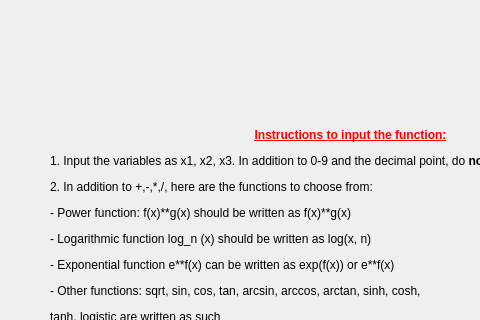
Qt form SmartDiff/GUI/step1.ui (SmartDiff/cs107-FinalProject) before a commit; both pictures show x 0 to 480 and y 356 to 676 of the 697 by 815 pixel window.
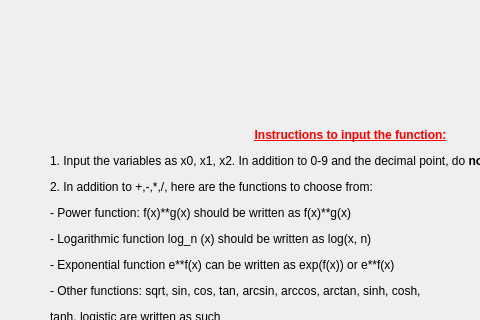
The same form after that commit.

The edit to the form file:
```diff
--- a/SmartDiff/GUI/step1.ui
+++ b/SmartDiff/GUI/step1.ui
@@ -147,7 +147,7 @@
      </rect>
     </property>
     <property name="text">
-     <string>&lt;html&gt;&lt;head/&gt;&lt;body&gt;&lt;p align=&quot;center&quot;&gt;&lt;span style=&quot; font-weight:600; text-decoration: underline; color:#ff0000;&quot;&gt;Instructions to input the function:&lt;/span&gt;&lt;/p&gt;&lt;p&gt;1. Input the variables as x1, x2, x3. In addition to 0-9 and the decimal point, do &lt;span style=&quot; font-weight:600;&quot;&gt;not&lt;/span&gt; put in numerical values pi and e. &lt;/p&gt;&lt;p&gt;2. In addition to +,-,*,/, here are the functions to choose from: &lt;/p&gt;&lt;p&gt;- Power function: f(x)**g(x) should be written as f(x)**g(x)&lt;/p&gt;&lt;p&gt;- Logarithmic function log_n (x) should be written as log(x, n)&lt;/p&gt;&lt;p&gt;- Exponential function e**f(x) can be written as exp(f(x)) or e**f(x)&lt;/p&gt;&lt;p&gt;- Other functions: sqrt, sin, cos, tan, arcsin, arccos, arctan, sinh, cosh, &lt;/p&gt;&lt;p&gt;tanh, logistic are written as such&lt;/p&gt;&lt;p&gt;- You may put in numerical values pi and e&lt;/p&gt;&lt;/body&gt;&lt;/html&gt;</string>
+     <string>&lt;html&gt;&lt;head/&gt;&lt;body&gt;&lt;p align=&quot;center&quot;&gt;&lt;span style=&quot; font-weight:600; text-decoration: underline; color:#ff0000;&quot;&gt;Instructions to input the function:&lt;/span&gt;&lt;/p&gt;&lt;p&gt;1. Input the variables as x0, x1, x2. In addition to 0-9 and the decimal point, do &lt;span style=&quot; font-weight:600;&quot;&gt;not&lt;/span&gt; put in numerical values pi and e. &lt;/p&gt;&lt;p&gt;2. In addition to +,-,*,/, here are the functions to choose from: &lt;/p&gt;&lt;p&gt;- Power function: f(x)**g(x) should be written as f(x)**g(x)&lt;/p&gt;&lt;p&gt;- Logarithmic function log_n (x) should be written as log(x, n)&lt;/p&gt;&lt;p&gt;- Exponential function e**f(x) can be written as exp(f(x)) or e**f(x)&lt;/p&gt;&lt;p&gt;- Other functions: sqrt, sin, cos, tan, arcsin, arccos, arctan, sinh, cosh, &lt;/p&gt;&lt;p&gt;tanh, logistic are written as such&lt;/p&gt;&lt;p&gt;- You may put in numerical values pi and e&lt;/p&gt;&lt;/body&gt;&lt;/html&gt;</string>
     </property>
    </widget>
    <widget class="QLabel" name="ErrMsg">
```
